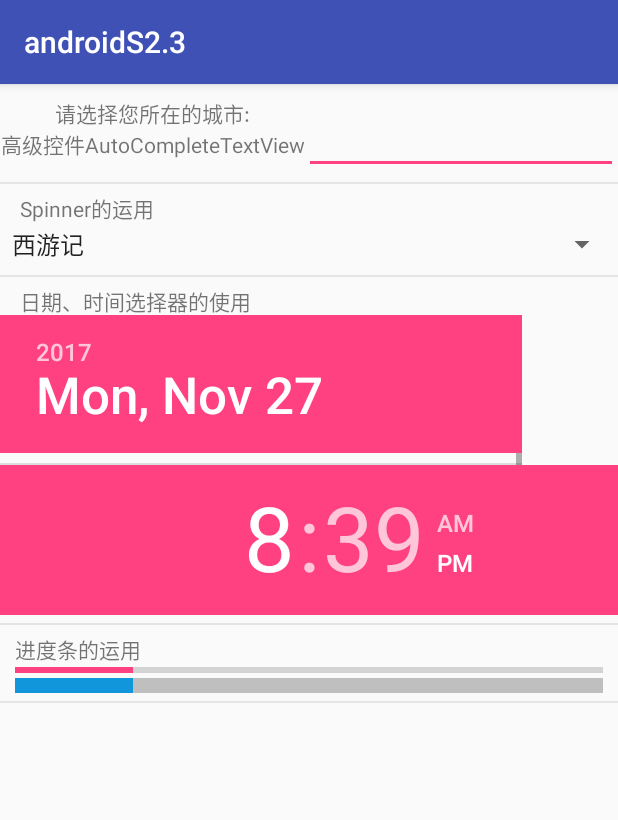
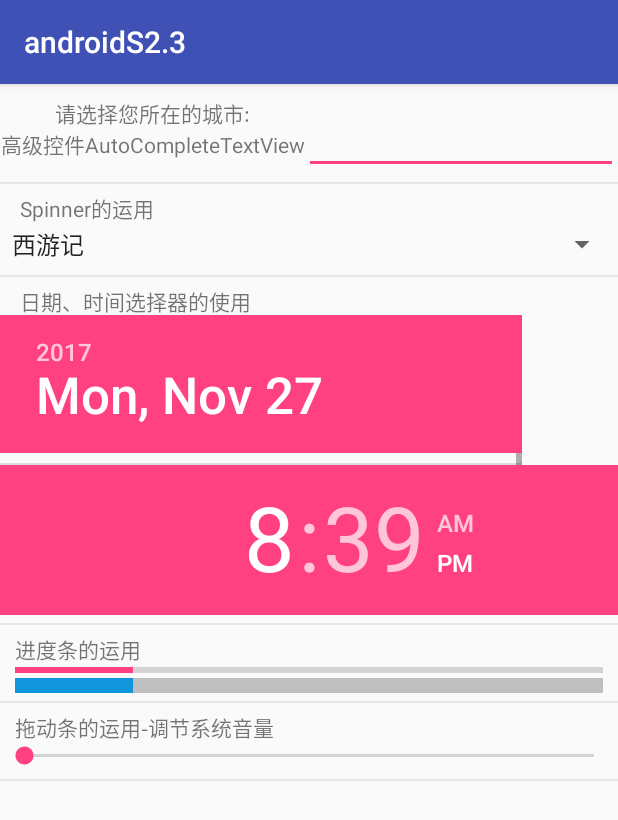
Before and after one commit to LongJiang90/androidS2.3, an Android app: the HightControlsActivity screen opened directly, with no data from a screen before it, on a phone screen of 412 x 824 dp. Shown: the top 820 px of the screen. Run offline under Robolectric (Android 15) with nearby library versions, the phone set to English and light mode, and no system bars.

Commit message:
疯狂android看到2.4 高级控件用法，现在正写到拖动条的使用

```diff
--- a/app/src/main/AndroidManifest.xml
+++ b/app/src/main/AndroidManifest.xml
@@ -1,5 +1,6 @@
 <?xml version="1.0" encoding="utf-8"?>
 <manifest xmlns:android="http://schemas.android.com/apk/res/android"
+    xmlns:Android="http://schemas.android.com/apk/res-auto"
     package="com.longj.androids23">
 
     <application
@@ -22,6 +23,10 @@
         <activity android:name=".HomeActivity" />
         <activity android:name=".GgkAndChangeLayoutActivity" />
         <activity android:name=".HightControlsActivity"></activity>
+
+        <uses-permission Android:name="android.permission.MODIFY_AUDIO_SETTINGS" />
+        <uses-permission Android:name="android.permission.WRITE_EXTERNAL_STORAGE" />
+        <uses-permission Android:name="android.permission.RECORD_AUDIO" />
     </application>
 
 </manifest>
--- a/app/src/main/java/com/longj/androids23/HightControlsActivity.java
+++ b/app/src/main/java/com/longj/androids23/HightControlsActivity.java
@@ -1,15 +1,19 @@
 package com.longj.androids23;
 
+import android.annotation.TargetApi;
+import android.os.Build;
 import android.os.Handler;
 import android.support.v7.app.AppCompatActivity;
 import android.os.Bundle;
 import android.text.Html;
+import android.view.MotionEvent;
 import android.view.View;
 import android.widget.ArrayAdapter;
 import android.widget.AutoCompleteTextView;
 import android.widget.Button;
 import android.widget.DatePicker;
 import android.widget.ProgressBar;
+import android.widget.ScrollView;
 import android.widget.Spinner;
 import android.widget.TextView;
 import android.widget.TimePicker;
@@ -28,6 +32,16 @@ public class HightControlsActivity extends AppCompatActivity {
     protected void onCreate(Bundle savedInstanceState) {
         super.onCreate(savedInstanceState);
         setContentView(R.layout.activity_hight_controls);
+
+        ScrollView scrollView = (ScrollView) findViewById(R.id.root_scrollview);
+        scrollView.setOnTouchListener(new View.OnTouchListener() {
+            @Override
+            public boolean onTouch(View v, MotionEvent event) {
+
+                return false;
+            }
+        });
+
 
         AutoCompleteTextView cityChooseTextView = (AutoCompleteTextView) findViewById(R.id.city_choose_textview);
         ArrayAdapter<String> arr = new ArrayAdapter<String>(this,android.R.layout.simple_dropdown_item_1line,citys);
--- a/app/src/main/res/layout/activity_hight_controls.xml
+++ b/app/src/main/res/layout/activity_hight_controls.xml
@@ -1,8 +1,9 @@
 <?xml version="1.0" encoding="utf-8"?>
 <ScrollView
+    android:id="@+id/root_scrollview"
     xmlns:android="http://schemas.android.com/apk/res/android"
-    android:layout_width="fill_parent"
-    android:layout_height="1000dp"
+    android:layout_width="match_parent"
+    android:layout_height="800dp"
     android:scrollbars="vertical"
     android:fadingEdge="vertical">
 
@@ -108,6 +109,22 @@
             android:progressDrawable="@drawable/my_progress_bar"
             style="@style/Widget.AppCompat.ProgressBar.Horizontal"/>
 
+        <View
+            android:layout_height="1dp"
+            android:layout_width="match_parent"
+            android:background="@color/lightGray"
+            android:layout_marginTop="5dp"
+            android:layout_marginBottom="5dp"/>
+
+        <TextView
+            android:layout_width="match_parent"
+            android:layout_height="20dp"
+            android:paddingLeft="10dp"
+            android:text="拖动条的运用-调节系统音量"/>
+        <SeekBar
+            android:id="@+id/voice_change_seekbar"
+            android:layout_width="match_parent"
+            android:layout_height="20dp" />
 
         <View
             android:layout_height="1dp"
```
